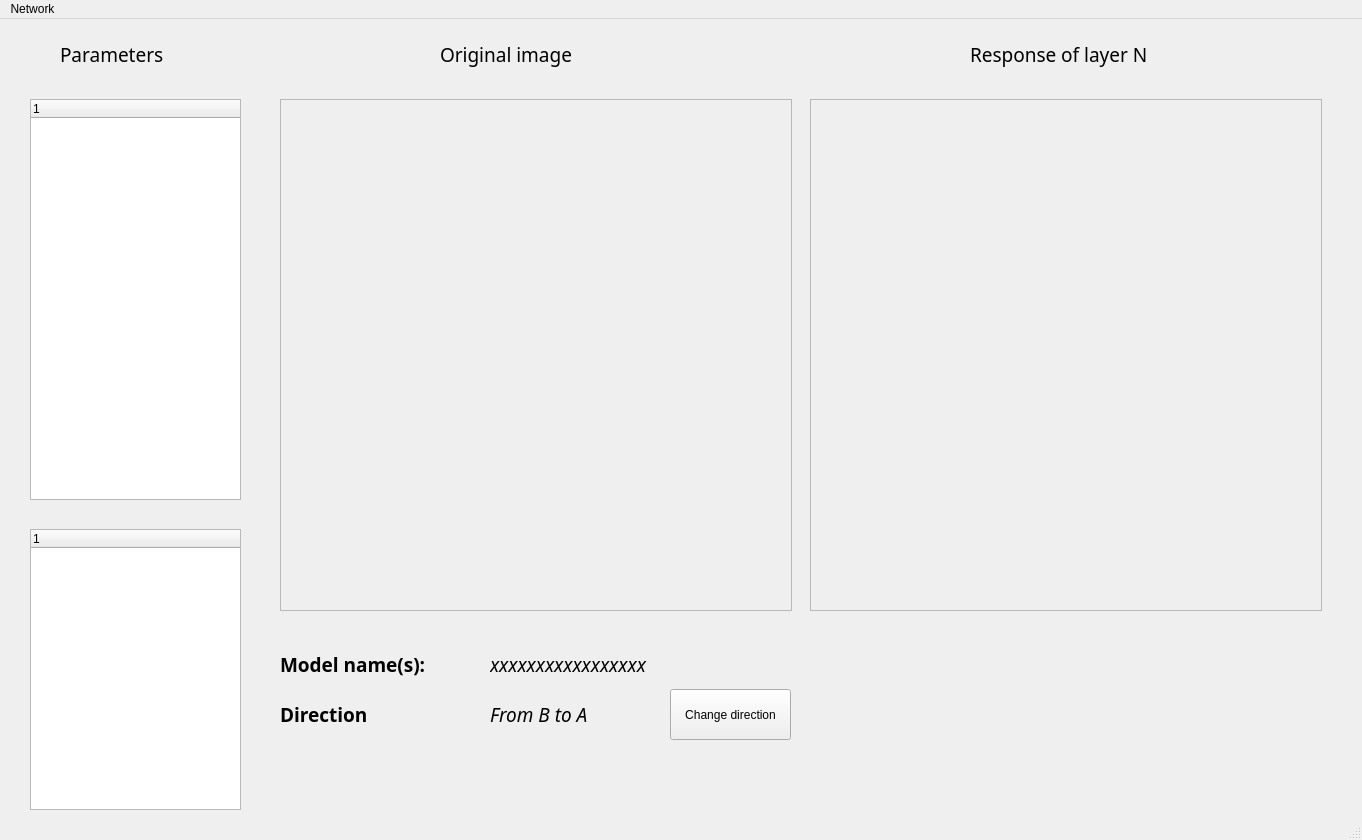
Before: the Qt Designer form visualization/design.ui in superkirill/CycleGAN, drawn with Qt 5.
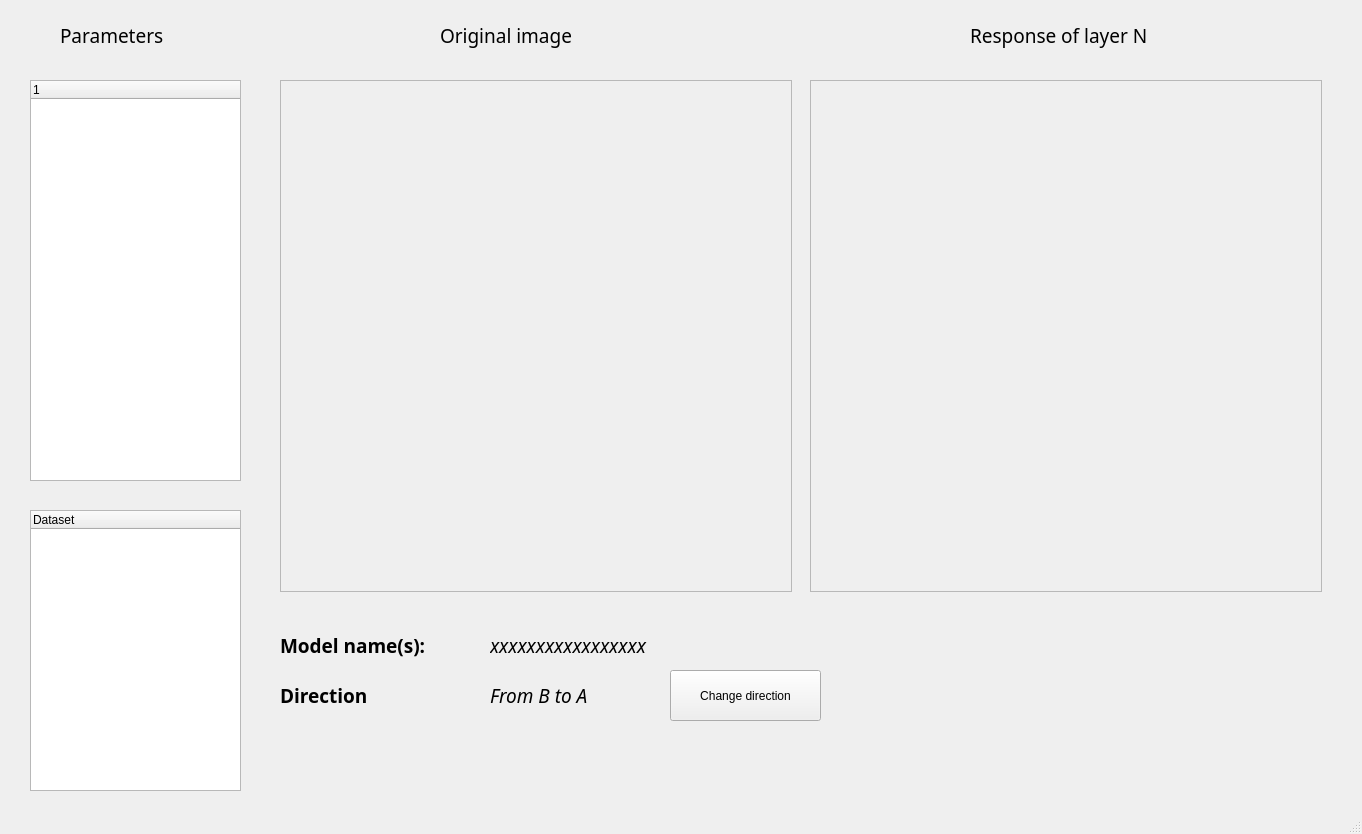
After: the same form once the commit is applied.

Patch:
```diff
--- a/visualization/design.ui
+++ b/visualization/design.ui
@@ -7,7 +7,7 @@
     <x>0</x>
     <y>0</y>
     <width>1362</width>
-    <height>840</height>
+    <height>834</height>
    </rect>
   </property>
   <property name="windowTitle">
@@ -150,7 +150,7 @@
     </property>
     <column>
      <property name="text">
-      <string notr="true">1</string>
+      <string notr="true">Dataset</string>
      </property>
     </column>
    </widget>
@@ -243,7 +243,7 @@
      <rect>
       <x>670</x>
       <y>670</y>
-      <width>121</width>
+      <width>151</width>
       <height>51</height>
      </rect>
     </property>
@@ -255,24 +255,6 @@
     </property>
    </widget>
   </widget>
-  <widget class="QMenuBar" name="menubar">
-   <property name="geometry">
-    <rect>
-     <x>0</x>
-     <y>0</y>
-     <width>1362</width>
-     <height>26</height>
-    </rect>
-   </property>
-   <widget class="QMenu" name="menu_network">
-    <property name="title">
-     <string>Network</string>
-    </property>
-    <addaction name="load_dataset"/>
-    <addaction name="load_model"/>
-   </widget>
-   <addaction name="menu_network"/>
-  </widget>
   <widget class="QStatusBar" name="statusbar"/>
   <action name="load_dataset">
    <property name="text">
```
Left out of the diff: 2 changed lines with no effect on the pictures.
